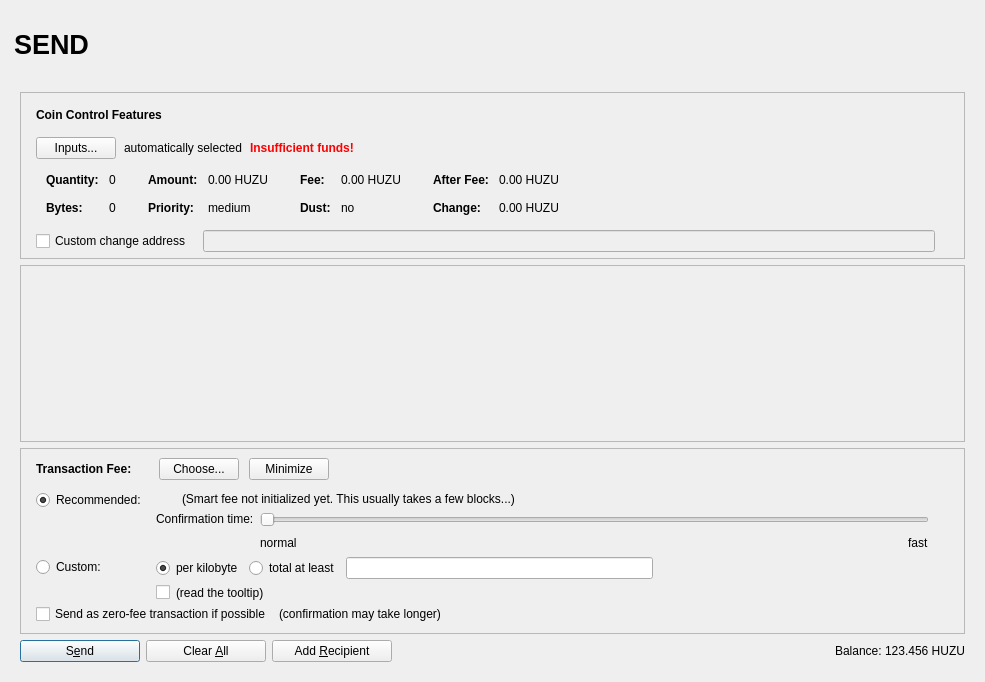
First picture: the form in src/qt/forms/sendcoinsdialog.ui, repository unigrid-project/daemon, before the edit.
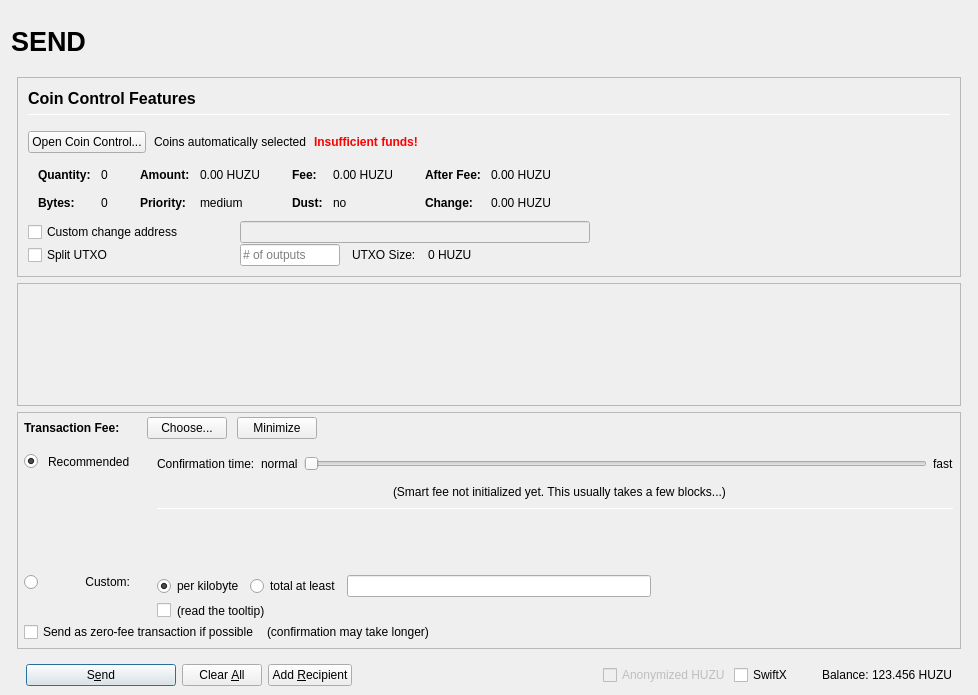
Second picture: the form after the edit. Icons and pictures are not drawn. Custom widgets are drawn as their Qt base class.

Diff of the .ui file:
```diff
--- a/src/qt/forms/sendcoinsdialog.ui
+++ b/src/qt/forms/sendcoinsdialog.ui
@@ -2,38 +2,60 @@
 <ui version="4.0">
  <class>SendCoinsDialog</class>
  <widget class="QDialog" name="SendCoinsDialog">
+  <property name="enabled">
+   <bool>true</bool>
+  </property>
   <property name="geometry">
    <rect>
     <x>0</x>
     <y>0</y>
-    <width>985</width>
-    <height>682</height>
+    <width>978</width>
+    <height>695</height>
    </rect>
   </property>
-  <property name="minimumSize">
-   <size>
-    <width>0</width>
-    <height>0</height>
-   </size>
-  </property>
   <property name="windowTitle">
    <string>Send Coins</string>
   </property>
-  <layout class="QVBoxLayout" name="verticalLayout_4">
+  <layout class="QVBoxLayout" name="verticalLayout" stretch="0">
+   <property name="bottomMargin">
+    <number>9</number>
+   </property>
+   <item>
+    <layout class="QVBoxLayout" name="verticalLayout_Master" stretch="0,1">
+     <property name="spacing">
+      <number>0</number>
+     </property>
+     <property name="leftMargin">
+      <number>0</number>
+     </property>
+     <property name="topMargin">
+      <number>0</number>
+     </property>
+     <property name="rightMargin">
+      <number>0</number>
+     </property>
+     <property name="bottomMargin">
+      <number>0</number>
+     </property>
    <item>
     <widget class="QFrame" name="frame_Header">
-     <layout class="QHBoxLayout" name="horizontalLayout_3" stretch="1,0,1">
+       <layout class="QVBoxLayout" name="verticalLayout_Header" stretch="0">
       <property name="leftMargin">
-       <number>3</number>
+         <number>0</number>
       </property>
       <property name="topMargin">
-       <number>3</number>
+         <number>0</number>
       </property>
       <property name="rightMargin">
-       <number>3</number>
+         <number>0</number>
       </property>
       <property name="bottomMargin">
-       <number>3</number>
+         <number>0</number>
+        </property>
+        <item>
+         <layout class="QHBoxLayout" name="horizontalLayout_Header" stretch="1,0,1">
+          <property name="spacing">
+           <number>6</number>
       </property>
       <item>
        <widget class="QLabel" name="labelOverviewHeaderLeft">
@@ -43,6 +65,12 @@
           <height>60</height>
          </size>
         </property>
+            <property name="maximumSize">
+             <size>
+              <width>16777215</width>
+              <height>60</height>
+             </size>
+            </property>
         <property name="font">
          <font>
           <pointsize>20</pointsize>
@@ -53,10 +81,13 @@
         <property name="text">
          <string>SEND</string>
         </property>
+            <property name="alignment">
+             <set>Qt::AlignLeading|Qt::AlignLeft|Qt::AlignVCenter</set>
+            </property>
        </widget>
       </item>
       <item>
-       <spacer name="horizontalSpacer_7">
+           <spacer name="horizontalSpacer_Header">
         <property name="orientation">
          <enum>Qt::Horizontal</enum>
         </property>
@@ -76,17 +107,51 @@
           <height>60</height>
          </size>
         </property>
+            <property name="maximumSize">
+             <size>
+              <width>16777215</width>
+              <height>60</height>
+             </size>
+            </property>
+            <property name="font">
+             <font>
+              <pointsize>14</pointsize>
+             </font>
+            </property>
         <property name="text">
          <string/>
         </property>
-       </widget>
+            <property name="alignment">
+             <set>Qt::AlignRight|Qt::AlignTrailing|Qt::AlignVCenter</set>
+            </property>
+           </widget>
+          </item>
+         </layout>
       </item>
      </layout>
     </widget>
    </item>
    <item>
-    <widget class="QFrame" name="frame_SendCoins">
-     <layout class="QVBoxLayout" name="verticalLayout" stretch="0,1,1,1">
+      <widget class="QFrame" name="frame_BG">
+       <property name="minimumSize">
+        <size>
+         <width>0</width>
+         <height>0</height>
+        </size>
+       </property>
+       <layout class="QVBoxLayout" name="layout_BG" stretch="0,0,0,0">
+        <property name="leftMargin">
+         <number>6</number>
+        </property>
+        <property name="topMargin">
+         <number>6</number>
+        </property>
+        <property name="rightMargin">
+         <number>6</number>
+        </property>
+        <property name="bottomMargin">
+         <number>0</number>
+        </property>
       <item>
        <widget class="QFrame" name="frameCoinControl">
         <property name="sizePolicy">
@@ -109,24 +174,25 @@
         </property>
         <layout class="QVBoxLayout" name="verticalLayoutCoinControl2">
          <property name="spacing">
-          <number>5</number>
+            <number>0</number>
          </property>
          <property name="leftMargin">
-          <number>5</number>
+            <number>0</number>
          </property>
          <property name="topMargin">
-          <number>5</number>
+            <number>0</number>
          </property>
          <property name="rightMargin">
-          <number>5</number>
+            <number>0</number>
          </property>
          <property name="bottomMargin">
-          <number>5</number>
+            <number>0</number>
          </property>
          <item>
-          <layout class="QVBoxLayout" name="verticalLayoutCoinControl" stretch="0,0,0,0,1">
+            <widget class="QFrame" name="frameCoinControl_BG">
+             <layout class="QVBoxLayout" name="verticalLayoutCoinControl" stretch="0,0,0,0,0,0">
            <property name="spacing">
-            <number>0</number>
+               <number>1</number>
            </property>
            <property name="leftMargin">
             <number>10</number>
@@ -140,6 +206,11 @@
               <number>15</number>
              </property>
              <item>
+                 <layout class="QVBoxLayout" name="verticalLayout_3">
+                  <property name="spacing">
+                   <number>6</number>
+                  </property>
+                  <item>
               <widget class="QLabel" name="labelCoinControlFeatures">
                <property name="sizePolicy">
                 <sizepolicy hsizetype="Preferred" vsizetype="Maximum">
@@ -147,8 +218,15 @@
                  <verstretch>0</verstretch>
                 </sizepolicy>
                </property>
+                    <property name="minimumSize">
+                     <size>
+                      <width>0</width>
+                      <height>20</height>
+                     </size>
+                    </property>
                <property name="font">
                 <font>
+                      <pointsize>12</pointsize>
                  <weight>75</weight>
                  <bold>true</bold>
                 </font>
@@ -161,6 +239,27 @@
                </property>
               </widget>
              </item>
+                  <item>
+                   <widget class="Line" name="line">
+                    <property name="minimumSize">
+                     <size>
+                      <width>0</width>
+                      <height>1</height>
+                     </size>
+                    </property>
+                    <property name="maximumSize">
+                     <size>
+                      <width>16777215</width>
+                      <height>1</height>
+                     </size>
+                    </property>
+                    <property name="orientation">
+                     <enum>Qt::Horizontal</enum>
+                    </property>
+                   </widget>
+                  </item>
+                 </layout>
+                </item>
             </layout>
            </item>
            <item>
@@ -177,7 +276,7 @@
                 <string notr="true"/>
                </property>
                <property name="text">
-                <string>Inputs...</string>
+                   <string>Open Coin Control...</string>
                </property>
                <property name="autoDefault">
                 <bool>false</bool>
@@ -187,7 +286,7 @@
              <item>
               <widget class="QLabel" name="labelCoinControlAutomaticallySelected">
                <property name="text">
-                <string>automatically selected</string>
+                   <string>Coins automatically selected</string>
                </property>
                <property name="margin">
                 <number>5</number>
@@ -598,7 +697,7 @@
             </widget>
            </item>
            <item>
-            <layout class="QHBoxLayout" name="horizontalLayoutCoinControl4" stretch="0,0,0">
+               <layout class="QHBoxLayout" name="horizontalLayoutCoinControl4">
              <property name="spacing">
               <number>12</number>
              </property>
@@ -606,13 +705,31 @@
               <enum>QLayout::SetDefaultConstraint</enum>
              </property>
              <property name="topMargin">
-              <number>5</number>
+                 <number>0</number>
              </property>
              <property name="rightMargin">
-              <number>5</number>
+                 <number>0</number>
              </property>
              <item>
               <widget class="QCheckBox" name="checkBoxCoinControlChange">
+                  <property name="sizePolicy">
+                   <sizepolicy hsizetype="Preferred" vsizetype="Preferred">
+                    <horstretch>0</horstretch>
+                    <verstretch>0</verstretch>
+                   </sizepolicy>
+                  </property>
+                  <property name="minimumSize">
+                   <size>
+                    <width>200</width>
+                    <height>0</height>
+                   </size>
+                  </property>
+                  <property name="maximumSize">
+                   <size>
+                    <width>200</width>
+                    <height>16777215</height>
+                   </size>
+                  </property>
                <property name="toolTip">
                 <string>If this is activated, but the change address is empty or invalid, change will be sent to a newly generated address.</string>
                </property>
@@ -627,24 +744,30 @@
                 <bool>false</bool>
                </property>
                <property name="sizePolicy">
-                <sizepolicy hsizetype="Expanding" vsizetype="Fixed">
+                   <sizepolicy hsizetype="Preferred" vsizetype="Preferred">
                  <horstretch>0</horstretch>
                  <verstretch>0</verstretch>
                 </sizepolicy>
                </property>
+                  <property name="minimumSize">
+                   <size>
+                    <width>300</width>
+                    <height>0</height>
+                   </size>
+                  </property>
               </widget>
              </item>
              <item>
               <widget class="QLabel" name="labelCoinControlChangeLabel">
                <property name="sizePolicy">
-                <sizepolicy hsizetype="Preferred" vsizetype="Expanding">
+                   <sizepolicy hsizetype="Preferred" vsizetype="Preferred">
                  <horstretch>0</horstretch>
                  <verstretch>0</verstretch>
                 </sizepolicy>
                </property>
                <property name="minimumSize">
                 <size>
-                 <width>0</width>
+                    <width>100</width>
                  <height>0</height>
                 </size>
                </property>
@@ -658,6 +781,93 @@
              </item>
             </layout>
            </item>
+              <item>
+               <layout class="QHBoxLayout" name="horizontalLayoutCoinControl6">
+                <property name="spacing">
+                 <number>12</number>
+                </property>
+                <property name="rightMargin">
+                 <number>0</number>
+                </property>
+                <item>
+                 <widget class="QCheckBox" name="splitBlockCheckBox">
+                  <property name="sizePolicy">
+                   <sizepolicy hsizetype="Preferred" vsizetype="Preferred">
+                    <horstretch>0</horstretch>
+                    <verstretch>0</verstretch>
+                   </sizepolicy>
+                  </property>
+                  <property name="minimumSize">
+                   <size>
+                    <width>200</width>
+                    <height>0</height>
+                   </size>
+                  </property>
+                  <property name="maximumSize">
+                   <size>
+                    <width>200</width>
+                    <height>16777215</height>
+                   </size>
+                  </property>
+                  <property name="text">
+                   <string>Split UTXO</string>
+                  </property>
+                 </widget>
+                </item>
+                <item>
+                 <widget class="QLineEdit" name="splitBlockLineEdit">
+                  <property name="sizePolicy">
+                   <sizepolicy hsizetype="Preferred" vsizetype="Preferred">
+                    <horstretch>50</horstretch>
+                    <verstretch>0</verstretch>
+                   </sizepolicy>
+                  </property>
+                  <property name="minimumSize">
+                   <size>
+                    <width>100</width>
+                    <height>0</height>
+                   </size>
+                  </property>
+                  <property name="maximumSize">
+                   <size>
+                    <width>100</width>
+                    <height>16777215</height>
+                   </size>
+                  </property>
+                  <property name="placeholderText">
+                   <string># of outputs</string>
+                  </property>
+                 </widget>
+                </item>
+                <item>
+                 <widget class="QLabel" name="labelBlockSizeText">
+                  <property name="text">
+                   <string>UTXO Size:</string>
+                  </property>
+                 </widget>
+                </item>
+                <item>
+                 <widget class="QLabel" name="labelBlockSize">
+                  <property name="text">
+                   <string>0 HUZU</string>
+                  </property>
+                 </widget>
+                </item>
+                <item>
+                 <spacer name="horizontalSpacer_7">
+                  <property name="orientation">
+                   <enum>Qt::Horizontal</enum>
+                  </property>
+                  <property name="sizeHint" stdset="0">
+                   <size>
+                    <width>40</width>
+                    <height>20</height>
+                   </size>
+                  </property>
+                 </spacer>
+                </item>
+               </layout>
+              </item>
            <item>
             <spacer name="verticalSpacerCoinControl">
              <property name="orientation">
@@ -672,6 +882,7 @@
             </spacer>
            </item>
           </layout>
+            </widget>
          </item>
         </layout>
        </widget>
@@ -686,8 +897,8 @@
           <rect>
            <x>0</x>
            <y>0</y>
-           <width>947</width>
-           <height>74</height>
+             <width>944</width>
+             <height>68</height>
           </rect>
          </property>
          <layout class="QVBoxLayout" name="verticalLayout_2" stretch="0,1">
@@ -747,21 +958,21 @@
         <property name="frameShadow">
          <enum>QFrame::Sunken</enum>
         </property>
-        <layout class="QVBoxLayout" name="verticalLayoutFee1" stretch="0">
+          <layout class="QVBoxLayout" name="verticalLayoutFee1">
          <property name="spacing">
-          <number>5</number>
+            <number>0</number>
          </property>
          <property name="leftMargin">
-          <number>5</number>
+            <number>0</number>
          </property>
          <property name="topMargin">
-          <number>5</number>
+            <number>0</number>
          </property>
          <property name="rightMargin">
-          <number>5</number>
+            <number>0</number>
          </property>
          <property name="bottomMargin">
-          <number>5</number>
+            <number>0</number>
          </property>
          <item>
           <layout class="QVBoxLayout" name="verticalLayoutFee2" stretch="0,0,0">
@@ -769,11 +980,14 @@
             <number>0</number>
            </property>
            <property name="leftMargin">
-            <number>10</number>
+              <number>6</number>
            </property>
            <property name="topMargin">
             <number>0</number>
            </property>
+             <property name="rightMargin">
+              <number>6</number>
+             </property>
            <item>
             <layout class="QHBoxLayout" name="horizontalLayoutFee1">
              <property name="bottomMargin">
@@ -915,7 +1129,61 @@
                 <property name="verticalSpacing">
                  <number>4</number>
                 </property>
-                <item row="1" column="1">
+                  <item row="2" column="0">
+                   <layout class="QVBoxLayout" name="verticalLayoutFee4" stretch="0">
+                    <item>
+                     <spacer name="verticalSpacer_2">
+                      <property name="orientation">
+                       <enum>Qt::Vertical</enum>
+                      </property>
+                      <property name="sizeHint" stdset="0">
+                       <size>
+                        <width>1</width>
+                        <height>1</height>
+                       </size>
+                      </property>
+                     </spacer>
+                    </item>
+                   </layout>
+                  </item>
+                  <item row="3" column="0">
+                   <layout class="QVBoxLayout" name="verticalLayoutFee9" stretch="0,1">
+                    <item>
+                     <widget class="QRadioButton" name="radioCustomFee">
+                      <property name="text">
+                       <string/>
+                      </property>
+                      <attribute name="buttonGroup">
+                       <string notr="true">groupFee</string>
+                      </attribute>
+                     </widget>
+                    </item>
+                    <item>
+                     <spacer name="verticalSpacer_6">
+                      <property name="orientation">
+                       <enum>Qt::Vertical</enum>
+                      </property>
+                      <property name="sizeHint" stdset="0">
+                       <size>
+                        <width>1</width>
+                        <height>1</height>
+                       </size>
+                      </property>
+                     </spacer>
+                    </item>
+                   </layout>
+                  </item>
+                  <item row="3" column="1">
+                   <widget class="QLabel" name="labelCustomFee">
+                    <property name="text">
+                     <string>Custom:</string>
+                    </property>
+                    <property name="alignment">
+                     <set>Qt::AlignRight|Qt::AlignTop|Qt::AlignTrailing</set>
+                    </property>
+                   </widget>
+                  </item>
+                  <item row="3" column="4">
                  <layout class="QVBoxLayout" name="verticalLayoutFee8">
                   <property name="spacing">
                    <number>6</number>
@@ -1014,120 +1282,27 @@
                   </item>
                  </layout>
                 </item>
-                <item row="0" column="0">
-                 <layout class="QVBoxLayout" name="verticalLayoutFee4" stretch="0,1">
-                  <item>
-                   <widget class="QRadioButton" name="radioSmartFee">
+                  <item row="1" column="1">
+                   <widget class="QLabel" name="labelSmartFee_2">
                     <property name="text">
-                     <string>Recommended:</string>
+                     <string>Recommended</string>
                     </property>
-                    <property name="checked">
-                     <bool>true</bool>
-                    </property>
-                    <attribute name="buttonGroup">
-                     <string notr="true">groupFee</string>
-                    </attribute>
                    </widget>
                   </item>
-                  <item>
-                   <spacer name="verticalSpacer_2">
-                    <property name="orientation">
-                     <enum>Qt::Vertical</enum>
-                    </property>
-                    <property name="sizeHint" stdset="0">
-                     <size>
-                      <width>1</width>
-                      <height>1</height>
-                     </size>
-                    </property>
-                   </spacer>
-                  </item>
-                 </layout>
-                </item>
-                <item row="1" column="0">
-                 <layout class="QVBoxLayout" name="verticalLayoutFee9" stretch="0,1">
-                  <item>
-                   <widget class="QRadioButton" name="radioCustomFee">
-                    <property name="text">
-                     <string>Custom:</string>
-                    </property>
-                    <attribute name="buttonGroup">
-                     <string notr="true">groupFee</string>
-                    </attribute>
-                   </widget>
-                  </item>
-                  <item>
-                   <spacer name="verticalSpacer_6">
-                    <property name="orientation">
-                     <enum>Qt::Vertical</enum>
-                    </property>
-                    <property name="sizeHint" stdset="0">
-                     <size>
-                      <width>1</width>
-                      <height>1</height>
-                     </size>
-                    </property>
-                   </spacer>
-                  </item>
-                 </layout>
-                </item>
-                <item row="0" column="1">
-                 <layout class="QVBoxLayout" name="verticalLayoutFee3" stretch="0,0,1">
+                  <item row="0" column="4" rowspan="3">
+                   <layout class="QVBoxLayout" name="verticalLayoutFee3" stretch="0,0,0,0,1,0">
                   <property name="spacing">
                    <number>6</number>
                   </property>
                   <property name="topMargin">
                    <number>2</number>
                   </property>
-                  <item>
-                   <layout class="QHBoxLayout" name="horizontalLayoutFee12">
-                    <item>
-                     <widget class="QLabel" name="labelSmartFee">
-                      <property name="text">
-                       <string/>
-                      </property>
-                      <property name="margin">
-                       <number>2</number>
-                      </property>
-                     </widget>
-                    </item>
-                    <item>
-                     <widget class="QLabel" name="labelFeeEstimation">
-                      <property name="text">
-                       <string/>
-                      </property>
-                     </widget>
-                    </item>
-                    <item>
-                     <widget class="QLabel" name="labelSmartFee2">
-                      <property name="text">
-                       <string>(Smart fee not initialized yet. This usually takes a few blocks...)</string>
-                      </property>
-                      <property name="margin">
-                       <number>2</number>
-                      </property>
-                     </widget>
-                    </item>
-                    <item>
-                     <spacer name="horizontalSpacer_5">
-                      <property name="orientation">
-                       <enum>Qt::Horizontal</enum>
-                      </property>
-                      <property name="sizeHint" stdset="0">
-                       <size>
-                        <width>1</width>
-                        <height>1</height>
-                       </size>
-                      </property>
-                     </spacer>
-                    </item>
-                   </layout>
-                  </item>
+                    <property name="bottomMargin">
+                     <number>20</number>
+                    </property>
                   <item>
                    <layout class="QHBoxLayout" name="horizontalLayoutFee9">
                     <item>
-                     <layout class="QVBoxLayout" name="verticalLayoutFee6">
-                      <item>
                        <widget class="QLabel" name="labelSmartFee3">
                         <property name="text">
                          <string>Confirmation time:</string>
@@ -1138,27 +1313,23 @@
                        </widget>
                       </item>
                       <item>
-                       <spacer name="verticalSpacer_3">
-                        <property name="orientation">
-                         <enum>Qt::Vertical</enum>
+                       <widget class="QLabel" name="labelSmartFeeNormal">
+                        <property name="text">
+                         <string>normal</string>
                         </property>
-                        <property name="sizeHint" stdset="0">
-                         <size>
-                          <width>1</width>
-                          <height>1</height>
-                         </size>
+                        <property name="margin">
+                         <number>2</number>
                         </property>
-                       </spacer>
+                       </widget>
                       </item>
-                     </layout>
-                    </item>
-                    <item>
-                     <layout class="QVBoxLayout" name="verticalLayoutFee5">
-                      <property name="rightMargin">
-                       <number>30</number>
-                      </property>
                       <item>
                        <widget class="QSlider" name="sliderSmartFee">
+                        <property name="minimumSize">
+                         <size>
+                          <width>0</width>
+                          <height>24</height>
+                         </size>
+                        </property>
                         <property name="minimum">
                          <number>0</number>
                         </property>
@@ -1186,28 +1357,6 @@
                        </widget>
                       </item>
                       <item>
-                       <layout class="QHBoxLayout" name="horizontalLayoutFee10">
-                        <item>
-                         <widget class="QLabel" name="labelSmartFeeNormal">
-                          <property name="text">
-                           <string>normal</string>
-                          </property>
-                         </widget>
-                        </item>
-                        <item>
-                         <spacer name="horizontalSpacer_3">
-                          <property name="orientation">
-                           <enum>Qt::Horizontal</enum>
-                          </property>
-                          <property name="sizeHint" stdset="0">
-                           <size>
-                            <width>40</width>
-                            <height>20</height>
-                           </size>
-                          </property>
-                         </spacer>
-                        </item>
-                        <item>
                          <widget class="QLabel" name="labelSmartFeeFast">
                           <property name="text">
                            <string>fast</string>
@@ -1216,7 +1365,101 @@
                         </item>
                        </layout>
                       </item>
+                    <item>
+                     <layout class="QHBoxLayout" name="horizontalLayout_recommended_texts">
+                      <property name="spacing">
+                       <number>0</number>
+                      </property>
+                      <item>
+                       <spacer name="horizontalSpacer_8">
+                        <property name="orientation">
+                         <enum>Qt::Horizontal</enum>
+                        </property>
+                        <property name="sizeHint" stdset="0">
+                         <size>
+                          <width>40</width>
+                          <height>20</height>
+                         </size>
+                        </property>
+                       </spacer>
+                      </item>
+                      <item>
+                       <widget class="QLabel" name="labelFeeEstimation">
+                        <property name="text">
+                         <string/>
+                        </property>
+                        <property name="margin">
+                         <number>2</number>
+                        </property>
+                       </widget>
+                      </item>
+                      <item>
+                       <widget class="QLabel" name="labelSmartFee2">
+                        <property name="text">
+                         <string>(Smart fee not initialized yet. This usually takes a few blocks...)</string>
+                        </property>
+                        <property name="alignment">
+                         <set>Qt::AlignLeading|Qt::AlignLeft|Qt::AlignVCenter</set>
+                        </property>
+                        <property name="wordWrap">
+                         <bool>false</bool>
+                        </property>
+                        <property name="margin">
+                         <number>2</number>
+                        </property>
+                        <property name="indent">
+                         <number>-1</number>
+                        </property>
+                       </widget>
+                      </item>
+                      <item>
+                       <spacer name="horizontalSpacer_3">
+                        <property name="orientation">
+                         <enum>Qt::Horizontal</enum>
+                        </property>
+                        <property name="sizeHint" stdset="0">
+                         <size>
+                          <width>40</width>
+                          <height>20</height>
+                         </size>
+                        </property>
+                       </spacer>
+                      </item>
                      </layout>
+                    </item>
+                    <item>
+                     <widget class="Line" name="line_2">
+                      <property name="minimumSize">
+                       <size>
+                        <width>0</width>
+                        <height>1</height>
+                       </size>
+                      </property>
+                      <property name="maximumSize">
+                       <size>
+                        <width>16777215</width>
+                        <height>1</height>
+                       </size>
+                      </property>
+                      <property name="orientation">
+                       <enum>Qt::Horizontal</enum>
+                      </property>
+                     </widget>
+                    </item>
+                    <item>
+                     <layout class="QHBoxLayout" name="horizontalLayoutFee12">
+                      <item>
+                       <spacer name="horizontalSpacer_5">
+                        <property name="orientation">
+                         <enum>Qt::Horizontal</enum>
+                        </property>
+                        <property name="sizeHint" stdset="0">
+                         <size>
+                          <width>1</width>
+                          <height>1</height>
+                         </size>
+                        </property>
+                       </spacer>
                     </item>
                    </layout>
                   </item>
@@ -1233,8 +1476,44 @@
                     </property>
                    </spacer>
                   </item>
-                 </layout>
-                </item>
+                    <item>
+                     <spacer name="verticalSpacer_3">
+                      <property name="orientation">
+                       <enum>Qt::Vertical</enum>
+                      </property>
+                      <property name="sizeHint" stdset="0">
+                       <size>
+                        <width>20</width>
+                        <height>40</height>
+                       </size>
+                      </property>
+                     </spacer>
+                    </item>
+                   </layout>
+                  </item>
+                  <item row="1" column="2">
+                   <widget class="QLabel" name="labelSmartFee">
+                    <property name="text">
+                     <string/>
+                    </property>
+                    <property name="margin">
+                     <number>2</number>
+                    </property>
+                   </widget>
+                  </item>
+                  <item row="1" column="0">
+                   <widget class="QRadioButton" name="radioSmartFee">
+                    <property name="text">
+                     <string/>
+                    </property>
+                    <property name="checked">
+                     <bool>true</bool>
+                    </property>
+                    <attribute name="buttonGroup">
+                     <string notr="true">groupFee</string>
+                    </attribute>
+                   </widget>
+                  </item>
                </layout>
               </item>
               <item>
@@ -1312,12 +1591,16 @@
        </widget>
       </item>
       <item>
+         <widget class="QFrame" name="frame_Send">
        <layout class="QHBoxLayout" name="horizontalLayout">
+           <property name="bottomMargin">
+            <number>0</number>
+           </property>
         <item>
          <widget class="QPushButton" name="sendButton">
           <property name="minimumSize">
            <size>
-            <width>120</width>
+               <width>150</width>
             <height>0</height>
            </size>
           </property>
@@ -1347,12 +1630,6 @@
             <verstretch>0</verstretch>
            </sizepolicy>
           </property>
-          <property name="minimumSize">
-           <size>
-            <width>120</width>
-            <height>0</height>
-           </size>
-          </property>
           <property name="toolTip">
            <string>Clear all fields of the form.</string>
           </property>
@@ -1370,12 +1647,6 @@
         </item>
         <item>
          <widget class="QPushButton" name="addButton">
-          <property name="minimumSize">
-           <size>
-            <width>120</width>
-            <height>0</height>
-           </size>
-          </property>
           <property name="toolTip">
            <string>Send to multiple recipients at once</string>
           </property>
@@ -1409,14 +1680,34 @@
           <property name="spacing">
            <number>3</number>
           </property>
+             <item>
+              <widget class="QCheckBox" name="checkzHUZU">
+               <property name="enabled">
+                <bool>false</bool>
+               </property>
+               <property name="text">
+                <string>Anonymized HUZU</string>
+               </property>
+              </widget>
+             </item>
+             <item>
+              <widget class="QCheckBox" name="checkSwiftTX">
+               <property name="enabled">
+                <bool>true</bool>
+               </property>
+               <property name="minimumSize">
+                <size>
+                 <width>85</width>
+                 <height>0</height>
+                </size>
+               </property>
+               <property name="text">
+                <string>SwiftX</string>
+               </property>
+              </widget>
+             </item>
           <item>
            <widget class="QLabel" name="label">
-            <property name="sizePolicy">
-             <sizepolicy hsizetype="Preferred" vsizetype="Fixed">
-              <horstretch>0</horstretch>
-              <verstretch>0</verstretch>
-             </sizepolicy>
-            </property>
             <property name="text">
              <string>Balance:</string>
             </property>
@@ -1444,24 +1735,27 @@
          </layout>
         </item>
        </layout>
+         </widget>
       </item>
      </layout>
     </widget>
+     </item>
+    </layout>
    </item>
   </layout>
  </widget>
  <customwidgets>
+  <customwidget>
+   <class>QValidatedLineEdit</class>
+   <extends>QLineEdit</extends>
+   <header>qvalidatedlineedit.h</header>
+  </customwidget>
   <customwidget>
    <class>BitcoinAmountField</class>
    <extends>QLineEdit</extends>
    <header>bitcoinamountfield.h</header>
    <container>1</container>
   </customwidget>
-  <customwidget>
-   <class>QValidatedLineEdit</class>
-   <extends>QLineEdit</extends>
-   <header>qvalidatedlineedit.h</header>
-  </customwidget>
  </customwidgets>
  <resources>
   <include location="../bitcoin.qrc"/>
```
Left out of the diff: 32 changed lines with no effect on the pictures. Lines whose indentation alone changed are shown as unchanged.
